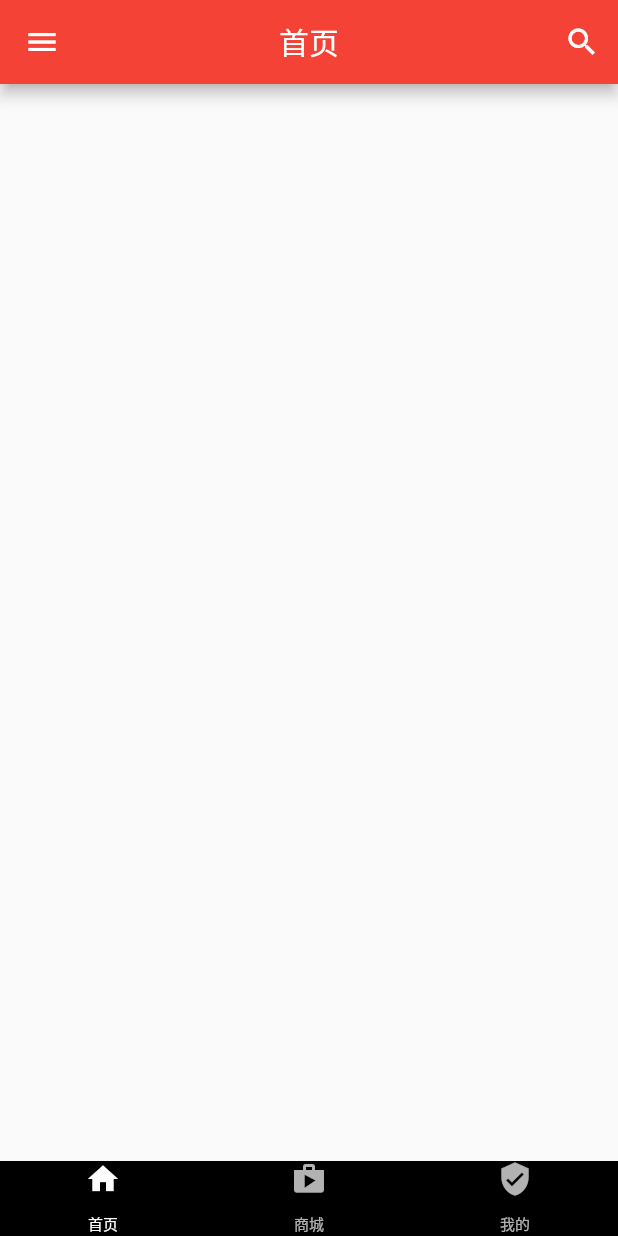
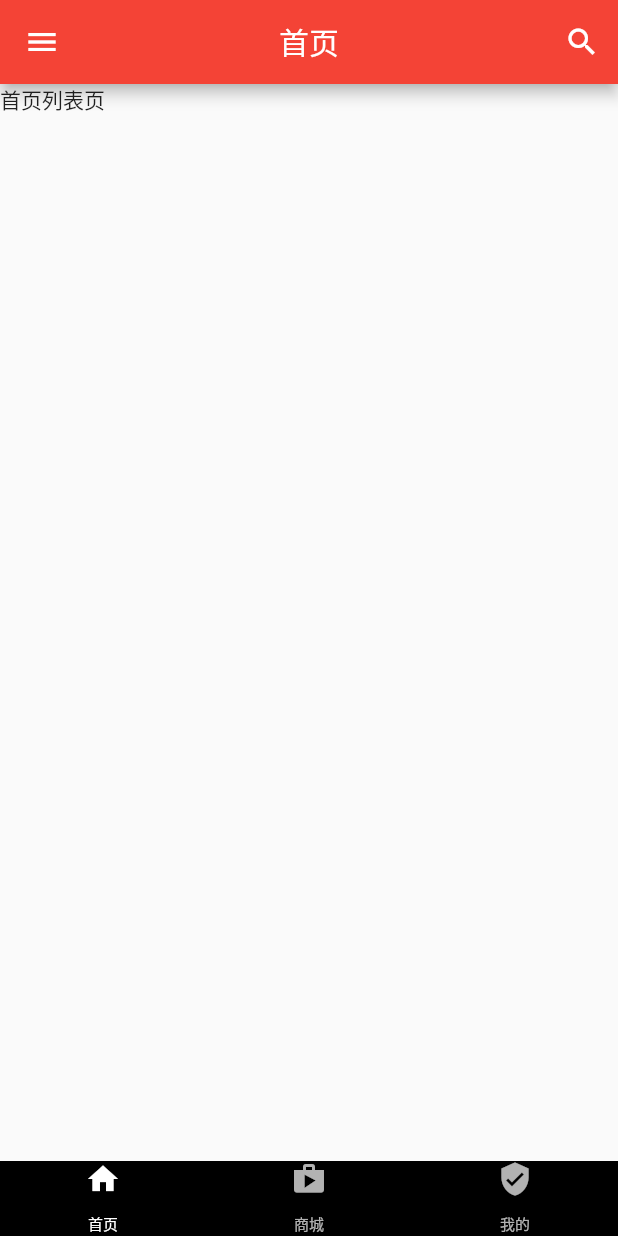
Before and after one commit to Huntersincos/Flutter_01, a Flutter app: the screen it shows after launch, on a phone screen of 412 x 824 dp. Run offline on Flutter 3.47's test engine with Material 2 defaults, Android fonts, the phone set to English and light mode, and no system bars.

```diff
--- /dev/null
+++ b/myapp/lib/home/homepage.dart
@@ -0,0 +1,18 @@
+// 自定义组件 StatefulWidget 有状态
+import 'package:flutter/material.dart';
+
+class HomelistPage extends StatefulWidget {
+  @override
+  // 关联管理状态类
+  _HomelistPageState createState() {
+    return _HomelistPageState();
+  }
+}
+
+// 定义一个状态管理类 来进行管理 _  + 类名 + state
+class _HomelistPageState extends State<HomelistPage> {
+  @override
+  Widget build(BuildContext context) {
+    return Text('首页列表页');
+  }
+}
--- a/myapp/lib/main.dart
+++ b/myapp/lib/main.dart
@@ -3,6 +3,8 @@
 import 'package:flutter/material.dart';
 // 一些设备判断
 import 'dart:io';
+// 导入自定义状态文件
+import './home/homepage.dart';
 
 // 设置一些全局变量
 // 透明色
@@ -239,6 +241,12 @@ class myFirstPage extends StatelessWidget {
                     text: '我的',
                   ),
                 ])),
+        body: TabBarView(children: [
+          //Text('首页'),
+          HomelistPage(),
+          Text('商城'),
+          Text('我的')
+        ]),
       ),
     );
   }
```
